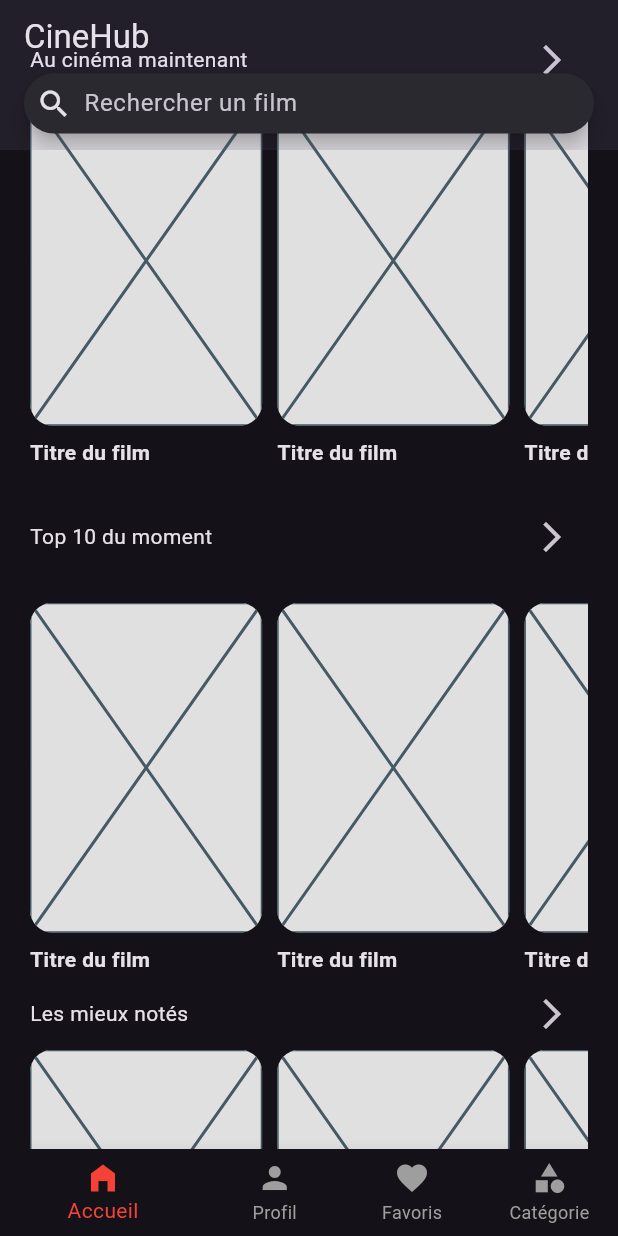
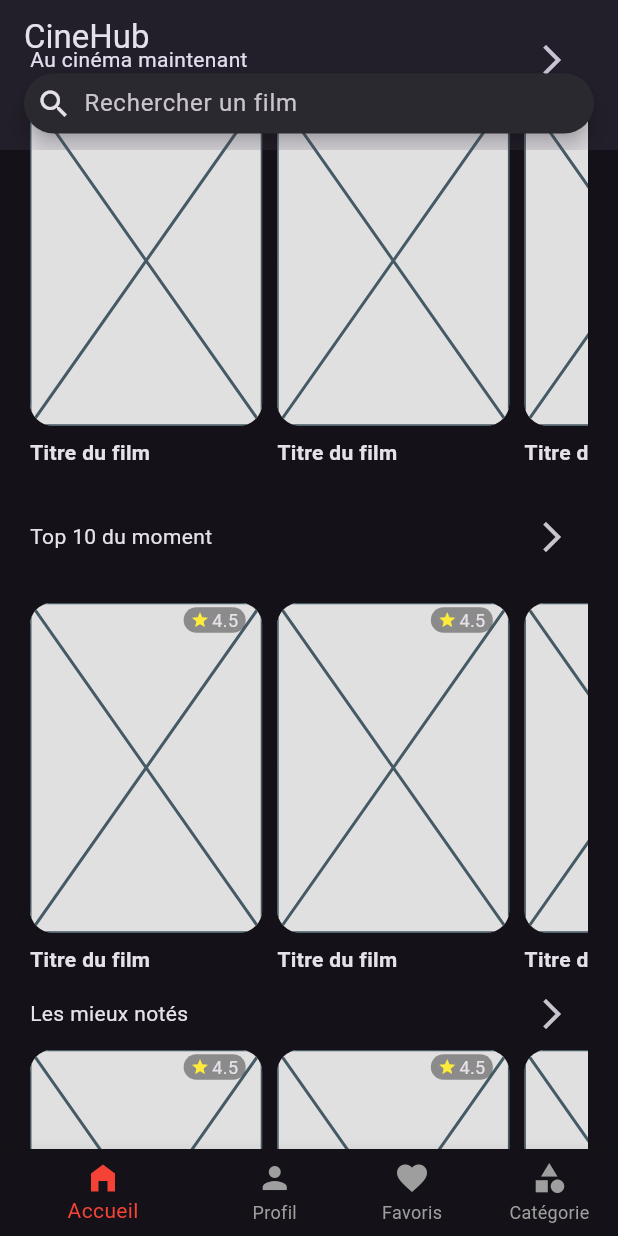
Before and after one commit to Ananijosue19/cinebox, a Flutter app: the screen it shows after launch, scrolled down 576 dp, on a phone screen of 412 x 824 dp. Run offline on Flutter 3.47's test engine with Material 3 defaults, Android fonts, the phone set to English and light mode, and no system bars; network calls fail.

Commit message:
feat: Add rating display to image carousel
Adds a rating overlay to the images in the `ContainerImageCarousel` widget.

- Wraps the image container in a `Stack` to allow layering.
- Adds a `Positioned` widget to place a semi-transparent black container at the top-right of the image.
- The new container displays a star icon and a hardcoded "4.5" rating.

```diff
--- a/lib/presentation/widgets/containerImageCarousel.dart
+++ b/lib/presentation/widgets/containerImageCarousel.dart
@@ -23,6 +23,8 @@ class ContainerImageCarousel extends StatelessWidget {
                 crossAxisAlignment: CrossAxisAlignment.start,
                 children: [
                   // Image + Placeholder
+                  Stack(
+                    children: [
                       ClipRRect(
                         borderRadius: BorderRadius.circular(15),
                         child: Container(
@@ -31,6 +33,27 @@ class ContainerImageCarousel extends StatelessWidget {
                           color: Colors.grey.shade300,
                           child: const Placeholder(),
                         ),
+                      ),
+                      Positioned(
+                        top: 2,
+                        right: 10,
+                        child: Container(
+                          padding: const EdgeInsets.symmetric(horizontal: 5),
+                          margin: const EdgeInsets.all(1),
+                          decoration: BoxDecoration(
+                            color: Colors.black38,
+                            borderRadius: BorderRadius.circular(15),
+                          ),
+                          child: Row(
+                            children: [
+                              Icon(Icons.star, color: Colors.yellow, size: 12),
+                              const SizedBox(width: 2),
+                              Text("4.5", style: TextStyle(fontSize: 12)),
+                            ],
+                          ),
+                        ),
+                      ),
+                    ],
                   ),
 
                   const SizedBox(height: 8), // petit espace propre
```
Lines whose indentation alone changed are shown as unchanged.
